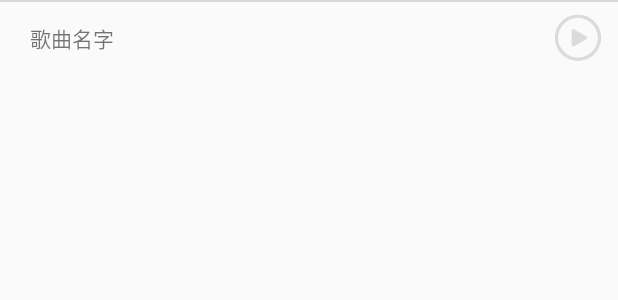
After one commit to FelliYang/BrainMusic, an Android app: the layout current_music_layout.xml on its own in the app's theme, with its tools: preview values and no code run, on a phone screen of 412 x 824 dp. The commit adds this screen. Shown: the top 300 px of the screen. Run offline under Robolectric (Android 15) with nearby library versions, the phone set to English and light mode, and no system bars.

Commit message:
添加主界面底部菜单栏，实现点击歌曲名播放音乐的效果

```diff
--- a/app/src/main/java/com/brainmusic/util/DBUtil.java
+++ b/app/src/main/java/com/brainmusic/util/DBUtil.java
@@ -60,7 +60,8 @@ public class DBUtil {
             if (file.endsWith(".mp3")) {
                 //添加音乐到数据库
                 Music music = new Music();
-                music.setName(file);
+                String fileName = file.substring(0,file.length()-4);
+                music.setName(fileName);
                 music.setPath(directory+"/"+file);
                 music.save();
             } else {
--- /dev/null
+++ b/app/src/main/res/layout/current_music_layout.xml
@@ -0,0 +1,39 @@
+<?xml version="1.0" encoding="utf-8"?>
+<androidx.constraintlayout.widget.ConstraintLayout xmlns:android="http://schemas.android.com/apk/res/android"
+    xmlns:app="http://schemas.android.com/apk/res-auto"
+    android:orientation="vertical" android:layout_width="match_parent"
+    android:layout_height="50dp"
+    xmlns:tools="http://schemas.android.com/tools">
+    <View
+        android:id="@+id/line"
+        android:layout_width="match_parent"
+        android:layout_height="1dp"
+        android:background="#56000000"
+        android:alpha="0.4"
+        app:layout_constraintTop_toTopOf="parent"/>
+    <TextView
+        android:id="@+id/music_name"
+        android:layout_width="wrap_content"
+        android:layout_height="wrap_content"
+        android:maxWidth="150dp"
+        android:singleLine="true"
+        android:ellipsize="end"
+        app:layout_constraintBottom_toBottomOf="parent"
+        app:layout_constraintStart_toStartOf="parent"
+        app:layout_constraintTop_toTopOf="parent"
+        android:layout_marginStart="20dp"
+        tools:text="歌曲名字"
+        android:text="无音乐"/>
+
+    <ImageView
+        android:id="@+id/pause_or_paly"
+        android:layout_width="35dp"
+        android:layout_height="35dp"
+        android:src="@drawable/play"
+        app:layout_constraintBottom_toBottomOf="parent"
+        app:layout_constraintEnd_toEndOf="parent"
+        app:layout_constraintTop_toTopOf="parent"
+        android:layout_marginEnd="10dp"/>
+
+
+</androidx.constraintlayout.widget.ConstraintLayout>
```
Also changed, not shown: app/src/main/java/com/brainmusic/MainActivity.java (+41 -20 lines), app/src/main/java/com/brainmusic/adapter/MusicListAdapter.java (+11 -7 lines), app/src/main/java/com/brainmusic/custom/MusicPlayer.java (added, +24 -0 lines), app/src/main/res/layout/activity_main.xml (+22 -9 lines), app/src/main/res/drawable-v24/pause.png (added), app/src/main/res/drawable-v24/play.png (added).
